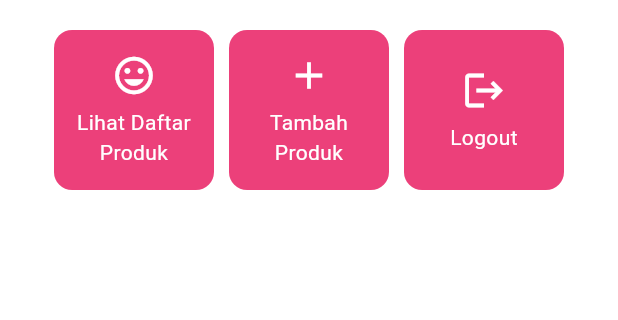
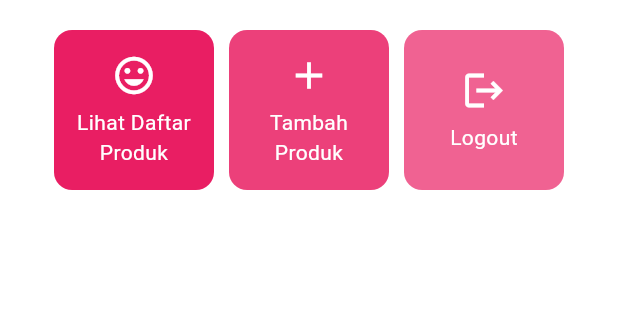
Before and after one commit to anindyaaaans/sugar-petals-mobile, a Flutter app: the screen it shows after launch, on a phone screen of 412 x 824 dp, the part 357-677 px from its top. Run offline on Flutter 3.47's test engine with Material 3 defaults, Android fonts, the phone set to English and light mode, and no system bars.

Commit message:
change color

```diff
--- a/lib/menu.dart
+++ b/lib/menu.dart
@@ -8,9 +8,9 @@ class MyHomePage extends StatelessWidget {
   MyHomePage({super.key});
 
   final List<ItemHomepage> items = [
-    ItemHomepage("Lihat Daftar Produk", Icons.mood),
-    ItemHomepage("Tambah Produk", Icons.add),
-    ItemHomepage("Logout", Icons.logout),
+    ItemHomepage("Lihat Daftar Produk", Icons.mood, Color(0xFFE91E63)),
+    ItemHomepage("Tambah Produk", Icons.add, Color(0xFFEC407A)),
+    ItemHomepage("Logout", Icons.logout, Color(0xFFF06292)),
   ];
 
   @override
@@ -137,8 +137,7 @@ class ItemCard extends StatelessWidget {
   @override
   Widget build(BuildContext context) {
     return Material(
-      // Menentukan warna latar belakang dari tema aplikasi.
-      color: Theme.of(context).colorScheme.secondary,
+      color: item.color,
       // Membuat sudut kartu melengkung.
       borderRadius: BorderRadius.circular(12),
 
@@ -182,6 +181,7 @@ class ItemCard extends StatelessWidget {
 class ItemHomepage {
   final String name;
   final IconData icon;
+  final Color color;
 
-  ItemHomepage(this.name, this.icon);
+  ItemHomepage(this.name, this.icon, this.color);
 }
```
